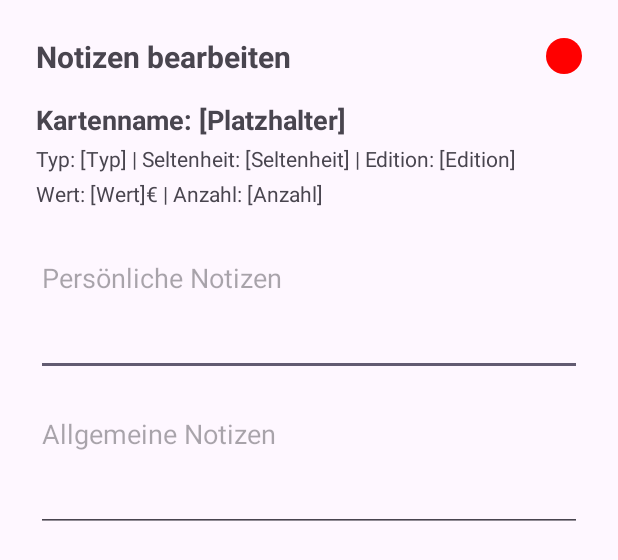
After one commit to zmtng/zmtng110496, an Android app: the layout dialog_edit_notes.xml on its own in the app's theme, with its tools: preview values and no code run, on a phone screen of 412 x 824 dp. The commit adds this screen. Shown: the top 560 px of the screen. Run offline under Robolectric (Android 15) with nearby library versions, the phone set to English and light mode, and no system bars.

Commit message:
Notizfelder pro Karte
Notizen pro Karte in Collection als PopUp implementiert

```diff
--- a/Prototyp/app/src/main/java/com/example/prototyp/CardAdapter.kt
+++ b/Prototyp/app/src/main/java/com/example/prototyp/CardAdapter.kt
@@ -11,7 +11,9 @@ import androidx.recyclerview.widget.RecyclerView
 class CardAdapter(
     private val items: List<CollectionRow>,
     private val onIncrement: (CollectionRow) -> Unit,
-    private val onDecrement: (CollectionRow) -> Unit
+    private val onDecrement: (CollectionRow) -> Unit,
+    private val onItemClick: (CollectionRow) -> Unit
+
 ) : RecyclerView.Adapter<CardAdapter.VH>() {
 
     inner class VH(itemView: View) : RecyclerView.ViewHolder(itemView) {
@@ -51,6 +53,7 @@ class CardAdapter(
 
         h.btnIncrement.setOnClickListener { onIncrement(row) }
         h.btnDecrement.setOnClickListener { onDecrement(row) }
+        h.itemView.setOnClickListener { onItemClick(row) }
 
         val ctx = h.itemView.context
         val colorInt = ContextCompat.getColor(ctx, colorResFor(row.color))
--- a/Prototyp/app/src/main/java/com/example/prototyp/CollectionEntry.kt
+++ b/Prototyp/app/src/main/java/com/example/prototyp/CollectionEntry.kt
@@ -14,5 +14,7 @@ data class CollectionEntry(
     val quantity: Int,
     val price: Double?,
     @ColumnInfo(name = "color", defaultValue = "'R'")
-    val color: String = "R"   // **nicht** nullable + Default
+    val color: String = "R",   // **nicht** nullable + Default
+    var personalNotes: String? = null,
+    var generalNotes: String? = null
 )
--- a/Prototyp/app/src/main/java/com/example/prototyp/CollectionRow.kt
+++ b/Prototyp/app/src/main/java/com/example/prototyp/CollectionRow.kt
@@ -8,5 +8,7 @@ data class CollectionRow(
     val number: Int,        // m.cardNumber (kann null sein)
     val quantity: Int,       // c.Anzahl
     val price: Double? = null, // c.Preis
-    val color: String
+    val color: String,
+    val personalNotes: String? = null,
+    val generalNotes: String? = null
 )
--- a/Prototyp/app/src/main/java/com/example/prototyp/HomeFragment.kt
+++ b/Prototyp/app/src/main/java/com/example/prototyp/HomeFragment.kt
@@ -1,19 +1,13 @@
 package com.example.prototyp
 
-import android.animation.ObjectAnimator
-import android.animation.ValueAnimator
 import android.os.Bundle
 import android.view.View
-import android.view.animation.AccelerateDecelerateInterpolator
 import android.widget.Button
-import android.widget.ImageView
-import android.widget.Toast
 import androidx.appcompat.app.AppCompatDelegate
 import androidx.fragment.app.Fragment
 import androidx.lifecycle.lifecycleScope
 import com.example.prototyp.databinding.FragmentHomeBinding
 import com.example.prototyp.prefs.ThemePrefs
-import com.google.android.material.animation.AnimationUtils
 import kotlinx.coroutines.flow.first
 import kotlinx.coroutines.launch
 
--- /dev/null
+++ b/Prototyp/app/src/main/res/drawable/circle_shape.xml
@@ -0,0 +1,5 @@
+<?xml version="1.0" encoding="utf-8"?>
+<shape xmlns:android="http://schemas.android.com/apk/res/android"
+    android:shape="oval">
+    <solid android:color="#FF0000" /> <size android:width="24dp" android:height="24dp"/>
+</shape>
--- /dev/null
+++ b/Prototyp/app/src/main/res/layout/dialog_edit_notes.xml
@@ -0,0 +1,75 @@
+<?xml version="1.0" encoding="utf-8"?>
+<LinearLayout xmlns:android="http://schemas.android.com/apk/res/android"
+    android:layout_width="match_parent"
+    android:layout_height="wrap_content"
+    android:orientation="vertical"
+    android:padding="24dp">
+
+    <RelativeLayout
+        android:layout_width="match_parent"
+        android:layout_height="wrap_content"
+        android:layout_marginBottom="16dp">
+
+        <TextView
+            android:id="@+id/dialogTitle"
+            android:layout_width="wrap_content"
+            android:layout_height="wrap_content"
+            android:text="Notizen bearbeiten"
+            android:textSize="20sp"
+            android:textStyle="bold"
+            android:layout_alignParentStart="true"
+            android:layout_centerVertical="true"/>
+
+        <View
+            android:id="@+id/colorIndicator"
+            android:layout_width="24dp"
+            android:layout_height="24dp"
+            android:layout_alignParentEnd="true"
+            android:layout_centerVertical="true"
+            android:background="@drawable/circle_shape" /> </RelativeLayout>
+
+    <TextView
+        android:id="@+id/dialogCardName"
+        android:layout_width="wrap_content"
+        android:layout_height="wrap_content"
+        android:textSize="18sp"
+        android:textStyle="bold"
+        android:text="Kartenname: [Platzhalter]"
+        android:layout_marginBottom="4dp"/>
+
+    <TextView
+        android:id="@+id/dialogCardDetails"
+        android:layout_width="wrap_content"
+        android:layout_height="wrap_content"
+        android:textSize="14sp"
+        android:text="Typ: [Typ] | Seltenheit: [Seltenheit] | Edition: [Edition]"
+        android:layout_marginBottom="4dp"/>
+
+    <TextView
+        android:id="@+id/dialogCardValueCount"
+        android:layout_width="wrap_content"
+        android:layout_height="wrap_content"
+        android:textSize="14sp"
+        android:text="Wert: [Wert]€ | Anzahl: [Anzahl]"
+        android:layout_marginBottom="24dp"/>
+
+    <EditText
+        android:id="@+id/editTextPersonalNotes"
+        android:layout_width="match_parent"
+        android:layout_height="wrap_content"
+        android:hint="Persönliche Notizen"
+        android:inputType="textMultiLine"
+        android:minLines="3"
+        android:gravity="top"/>
+
+    <EditText
+        android:id="@+id/editTextGeneralNotes"
+        android:layout_width="match_parent"
+        android:layout_height="wrap_content"
+        android:layout_marginTop="16dp"
+        android:hint="Allgemeine Notizen"
+        android:inputType="textMultiLine"
+        android:minLines="3"
+        android:gravity="top"/>
+
+</LinearLayout>
```
Also changed, not shown: Prototyp/app/src/main/java/com/example/prototyp/AppDatabase.kt (+10 -3 lines), Prototyp/app/src/main/java/com/example/prototyp/CardDao.kt (+46 -22 lines), Prototyp/app/src/main/java/com/example/prototyp/CardMaster.kt (deleted, +0 -25 lines), Prototyp/app/src/main/java/com/example/prototyp/CollectionFragment.kt (+70 -1 lines), Prototyp/app/src/main/java/com/example/prototyp/CollectionItemUi.kt (deleted, +0 -10 lines), Prototyp/app/src/main/java/com/example/prototyp/MasterDropdownRow.kt (deleted, +0 -9 lines).
